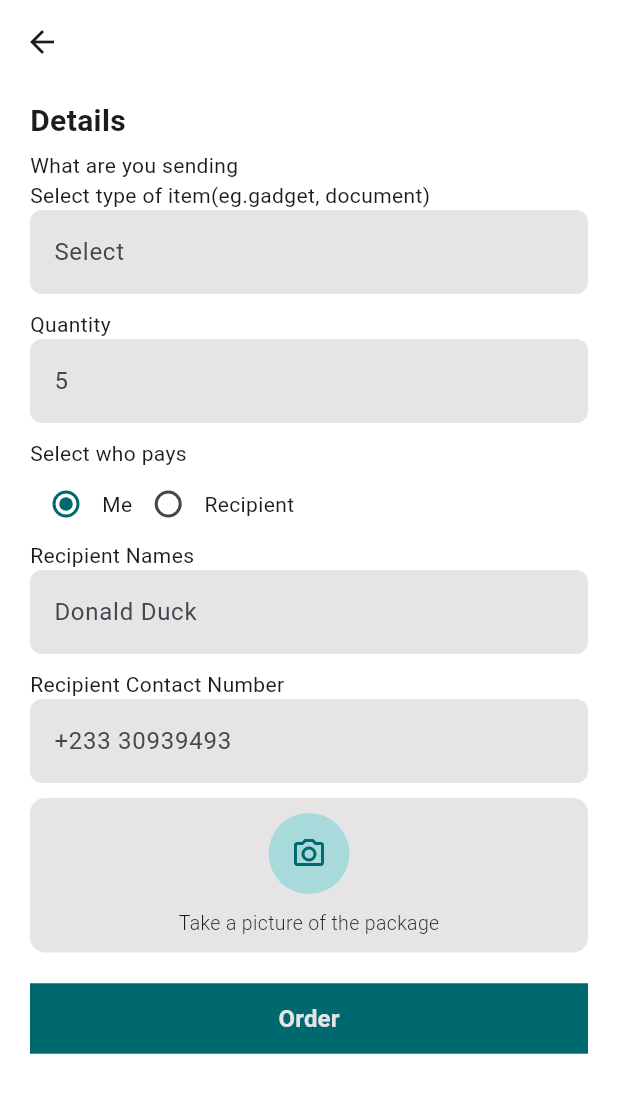
After one commit to Akua-Amoabea/delivery_app, a Flutter app: the DeliveryDetails screen opened directly, on a phone screen of 412 x 824 dp. The commit adds this screen. Shown: the top 1093 px of the screen. Run offline on Flutter 3.47's test engine with Material 3 defaults, Android fonts, the phone set to English and light mode, and no system bars; our stand-ins replace flutter_dotenv, flutter_otp_text_field, flutter_rating_stars, flutter_svg, geolocator, google_maps_flutter and 1 more; missing offline and left inert: google_places_api_flutter.

Commit message:
add the courier details and delivery details

```diff
--- a/lib/constants/colors.dart
+++ b/lib/constants/colors.dart
@@ -6,3 +6,4 @@ const Color lightBlack = Color(0xFF7A7A7A);
 const Color greenColor = Color(0xFF27794D);
 const Color primaryColor = Color(0xFF006970);
 const Color primaryColorLight = Color(0xFFA8DADC);
+const Color colorRed = Color(0xFFFF0000);
--- /dev/null
+++ b/lib/home/components/delivery_details.dart
@@ -0,0 +1,116 @@
+import 'package:delivery_app/constants/colors.dart';
+import 'package:delivery_app/home/components/google_maps.dart';
+import 'package:delivery_app/provider/data_provider.dart';
+import 'package:delivery_app/widgets/custom_text_button.dart';
+import 'package:delivery_app/widgets/custom_text_field.dart';
+import 'package:flutter/material.dart';
+import 'package:provider/provider.dart';
+
+class DeliveryDetails extends StatelessWidget {
+  const DeliveryDetails({super.key});
+
+  @override
+  Widget build(BuildContext context) {
+    final dataProvider = context.read<DataProvider>();
+    return Scaffold(
+      appBar: AppBar(backgroundColor: Colors.transparent),
+      backgroundColor: whiteColor,
+      body: SingleChildScrollView(
+        child: Padding(
+          padding: const EdgeInsets.symmetric(vertical: 10, horizontal: 20),
+          child: Column(
+            crossAxisAlignment: CrossAxisAlignment.start,
+            children: [
+              Text(
+                'Details',
+                style: TextStyle(fontSize: 20, fontWeight: FontWeight.bold),
+              ),
+              SizedBox(height: 5),
+              Text(
+                'What are you sending',
+                /* style: TextStyle(fontSize: 15, fontWeight: FontWeight.w300),*/
+              ),
+
+              Text('Select type of item(eg.gadget, document)'),
+              CustomTextField(hintText: 'Select'),
+              Text('Quantity'),
+              CustomTextField(hintText: '5'),
+
+              Text('Select who pays'),
+              Row(
+                children: [
+                  Radio<String>(
+                    value: "Me",
+                    activeColor: primaryColor,
+                    groupValue: context.watch<DataProvider>().selectedOption,
+                    onChanged: (v) => dataProvider.setOption(v!),
+                  ),
+
+                  const Text("Me"),
+
+                  Radio<String>(
+                    value: "Recipient",
+                    activeColor: primaryColor,
+
+                    groupValue: context.watch<DataProvider>().selectedOption,
+                    onChanged: (v) => dataProvider.setOption(v!),
+                  ),
+                  const Text("Recipient"),
+                ],
+              ),
+
+              Text('Recipient Names'),
+              CustomTextField(hintText: 'Donald Duck'),
+              Text('Recipient Contact Number'),
+              CustomTextField(hintText: '+233 30939493'),
+
+              // CustomTextField(),
+              Container(
+                width: double.infinity,
+                decoration: BoxDecoration(
+                  color: background,
+                  borderRadius: BorderRadius.circular(10),
+                ),
+                child: Padding(
+                  padding: const EdgeInsets.all(10),
+                  child: Column(
+                    children: [
+                      Container(
+                        padding: EdgeInsets.all(15),
+                        decoration: BoxDecoration(
+                          color: primaryColorLight,
+                          borderRadius: BorderRadius.circular(30),
+                        ),
+                        child: Icon(
+                          Icons.camera_alt_outlined,
+                          color: primaryColor,
+                        ),
+                      ),
+                      SizedBox(height: 10),
+                      Text(
+                        'Take a picture of the package',
+                        style: TextStyle(
+                          fontSize: 13,
+                          fontWeight: FontWeight.w300,
+                        ),
+                      ),
+                    ],
+                  ),
+                ),
+              ),
+              SizedBox(height: 20),
+
+              Column(
+                crossAxisAlignment: CrossAxisAlignment.stretch,
+                children: [CustomTextButton(text: 'Order', onPressed: () {
+                  dataProvider.setIsOrdered(true);
+                  Navigator.push(context, MaterialPageRoute(builder: (context)=> GoogleMaps()));
+                })],
+              ),
+            ],
+          ),
+        ),
+      ),
+    );
+  }
+}
--- a/lib/provider/data_provider.dart
+++ b/lib/provider/data_provider.dart
@@ -7,7 +7,25 @@ class DataProvider extends ChangeNotifier {
   LatLng? _pickup;
   LatLng? _destination;
 
-  ControllerManager _controllerManager = ControllerManager();
+
+ bool isOrdered = false;
+
+
+ void setIsOrdered(bool value){
+   isOrdered = value;
+   notifyListeners();
+ }
+
+
+  String selectedOption = "Me";
+
+void setOption(String value) {
+  selectedOption = value;
+  notifyListeners();
+}
+
+
+  final ControllerManager _controllerManager = ControllerManager();
 
   bool isSubmitted = false;
 
--- a/lib/services/map_services.dart
+++ b/lib/services/map_services.dart
@@ -86,7 +86,6 @@ class MapServices {
     LatLng? destination,
   ) async {
     final bounds = boundsFromLatLngList([pickup!, destination!]);
-
     final controller = await _controller.future;
 
     await controller.animateCamera(
--- a/lib/widgets/custom_pick_up_fields.dart
+++ b/lib/widgets/custom_pick_up_fields.dart
@@ -20,6 +20,7 @@ class PickupField extends StatelessWidget {
   @override
   Widget build(BuildContext context) {
     return PlaceSearchField(
+
       apiKey: dotenv.env['GOOGLE_API_KEY'] ?? '',
       isLatLongRequired: true,
       focusNode: focusNode,
--- a/lib/widgets/custom_text_field.dart
+++ b/lib/widgets/custom_text_field.dart
@@ -24,13 +24,27 @@ class CustomTextField extends StatelessWidget {
           controller: controller,
           onChanged: onChanged,
           focusNode: focusNode,
-          keyboardType: TextInputType.number,
+          keyboardType: TextInputType.text,
           decoration: InputDecoration(
             fillColor: background,
             filled: true,
             counterText: '',
             hintText: hintText,
-            border: InputBorder.none,
+
+            border: OutlineInputBorder(
+              borderRadius: BorderRadius.circular(8),
+              borderSide: BorderSide(color: Colors.transparent),
+            ),
+
+            enabledBorder: OutlineInputBorder(
+              borderRadius: BorderRadius.circular(8),
+              borderSide: BorderSide(color: Colors.transparent),
+            ),
+
+            focusedBorder: OutlineInputBorder(
+              borderRadius: BorderRadius.circular(8),
+              borderSide: BorderSide(color: Colors.transparent, width: 2),
+            ),
           ),
           textInputAction: nextFocusNode == null
               ? TextInputAction.done
@@ -43,7 +57,7 @@ class CustomTextField extends StatelessWidget {
             }
           },
         ),
-        SizedBox(height: 20),
+        SizedBox(height: 10),
       ],
     );
   }
--- a/pubspec.yaml
+++ b/pubspec.yaml
@@ -46,6 +46,7 @@ dependencies:
   google_places_api_flutter: ^2.0.0
   provider: ^6.1.5+1
   http: ^1.6.0
+  flutter_rating_stars: ^1.1.0
 
 
 dev_dependencies:
```
Also changed, not shown: lib/home/components/courier_details.dart (added, +89 -0 lines), lib/home/components/google_maps.dart (+87 -40 lines), pubspec.lock, 1 other file.
